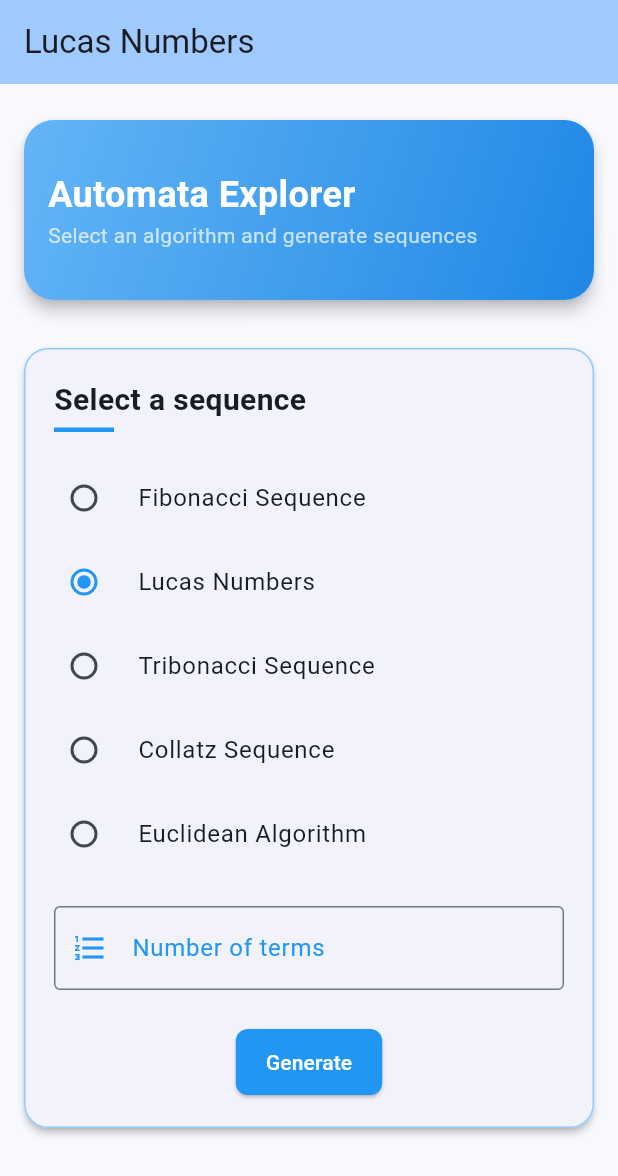
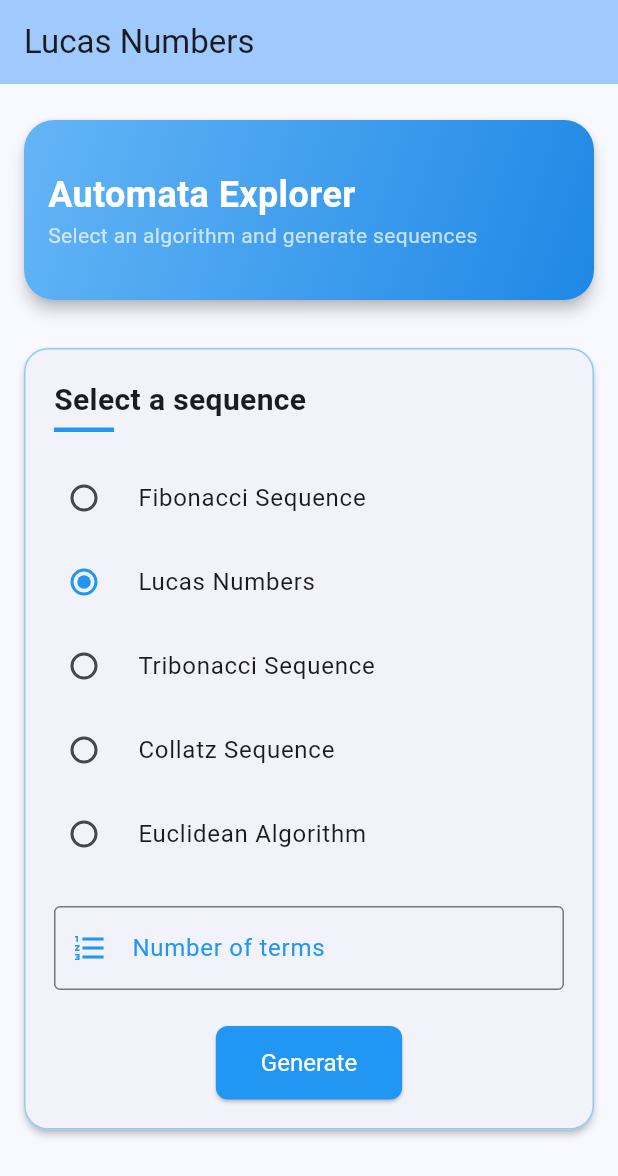
Before and after one commit to adiluexe/automata, a Flutter app: the screen it shows after launch, after a tap on "Lucas Numbers", on a phone screen of 412 x 824 dp. Shown: the top 1176 px of the screen. Run offline on Flutter 3.47's test engine with Material 3 defaults, Android fonts, the phone set to English and light mode, and no system bars.

Commit message:
Enhance UI components and improve user experience; replace Container with AnimatedContainer, adjust button styles, and clear input fields on sequence type change. Update sequence generation messages for clarity in Collatz, Euclidean, Fibonacci, Lucas, and Tribonacci sequences.

```diff
--- a/lib/main.dart
+++ b/lib/main.dart
@@ -205,7 +205,8 @@ class _AutomataHomePageState extends State<AutomataHomePage> {
               shape: RoundedRectangleBorder(
                 borderRadius: BorderRadius.circular(20),
               ),
-              child: Container(
+              child: AnimatedContainer(
+                duration: const Duration(milliseconds: 300),
                 height: 120,
                 decoration: BoxDecoration(
                   borderRadius: BorderRadius.circular(20),
@@ -298,6 +299,13 @@ class _AutomataHomePageState extends State<AutomataHomePage> {
                     Center(
                       child: ElevatedButton(
                         onPressed: _isLoading ? null : _generateSequence,
+                        style: ElevatedButton.styleFrom(
+                          padding: const EdgeInsets.symmetric(
+                            horizontal: 30,
+                            vertical: 15,
+                          ),
+                          textStyle: const TextStyle(fontSize: 16),
+                        ),
                         child:
                             _isLoading
                                 ? const SizedBox(
@@ -317,7 +325,12 @@ class _AutomataHomePageState extends State<AutomataHomePage> {
             ),
             const SizedBox(height: 24),
             if (_isLoading)
-              const Center(child: CircularProgressIndicator())
+              const Center(
+                child: Padding(
+                  padding: EdgeInsets.all(16.0),
+                  child: CircularProgressIndicator(),
+                ),
+              )
             else if (_resultText.isNotEmpty)
               Card(
                 child: Padding(
@@ -326,7 +339,7 @@ class _AutomataHomePageState extends State<AutomataHomePage> {
                     crossAxisAlignment: CrossAxisAlignment.start,
                     children: [
                       Text(
-                        _sequenceTitle + " Result",
+                        "$_sequenceTitle Result",
                         style: const TextStyle(
                           fontSize: 18,
                           fontWeight: FontWeight.bold,
@@ -360,6 +373,9 @@ class _AutomataHomePageState extends State<AutomataHomePage> {
       onChanged: (SequenceType? value) {
         if (value != null) {
           _updateSequenceDetails(value);
+          // Clear input fields when sequence type changes for better UX
+          _numberInputController.clear();
+          _secondNumberInputController.clear();
         }
       },
       activeColor: Colors.blue,
--- a/lib/sequences/collatz_sequence.dart
+++ b/lib/sequences/collatz_sequence.dart
@@ -32,10 +32,10 @@ String generateCollatz(int n) {
 
   if (current != 1) {
     steps.add(
-      "\nSequence did not reach 1 within $iteration iterations. Showing partial sequence.",
+      "Sequence did not reach 1 within $iteration iterations. Showing partial sequence.",
     );
   } else {
-    steps.add("\nSequence reached 1.");
+    steps.add("Sequence reached 1.");
   }
 
   steps.add("Collatz sequence:");
--- a/lib/sequences/euclidean_algorithm.dart
+++ b/lib/sequences/euclidean_algorithm.dart
@@ -27,6 +27,6 @@ String generateEuclidean(int a, int b) {
     num2 = remainder;
   }
 
-  steps.add("\nThe GCD is $num1");
+  steps.add("The GCD is $num1");
   return steps.join("\n");
 }
--- a/lib/sequences/fibonacci_sequence.dart
+++ b/lib/sequences/fibonacci_sequence.dart
@@ -23,7 +23,7 @@ String generateFibonacci(int n) {
     b = next;
   }
 
-  steps.add("\nFirst $n Fibonacci numbers:");
+  steps.add("First $n Fibonacci numbers:");
   steps.add(formatSequence(sequence));
   return steps.join("\n");
 }
--- a/lib/sequences/lucas_sequence.dart
+++ b/lib/sequences/lucas_sequence.dart
@@ -24,7 +24,7 @@ String generateLucas(int n) {
     b = next;
   }
 
-  steps.add("\nFirst $n Lucas numbers:");
+  steps.add("First $n Lucas numbers:");
   steps.add(formatSequence(sequence));
   return steps.join("\n");
 }
--- a/lib/sequences/tribonacci_sequence.dart
+++ b/lib/sequences/tribonacci_sequence.dart
@@ -28,7 +28,7 @@ String generateTribonacci(int n) {
     c = next;
   }
 
-  steps.add("\nFirst $n Tribonacci numbers:");
+  steps.add("First $n Tribonacci numbers:");
   steps.add(formatSequence(sequence));
   return steps.join("\n");
 }
```
